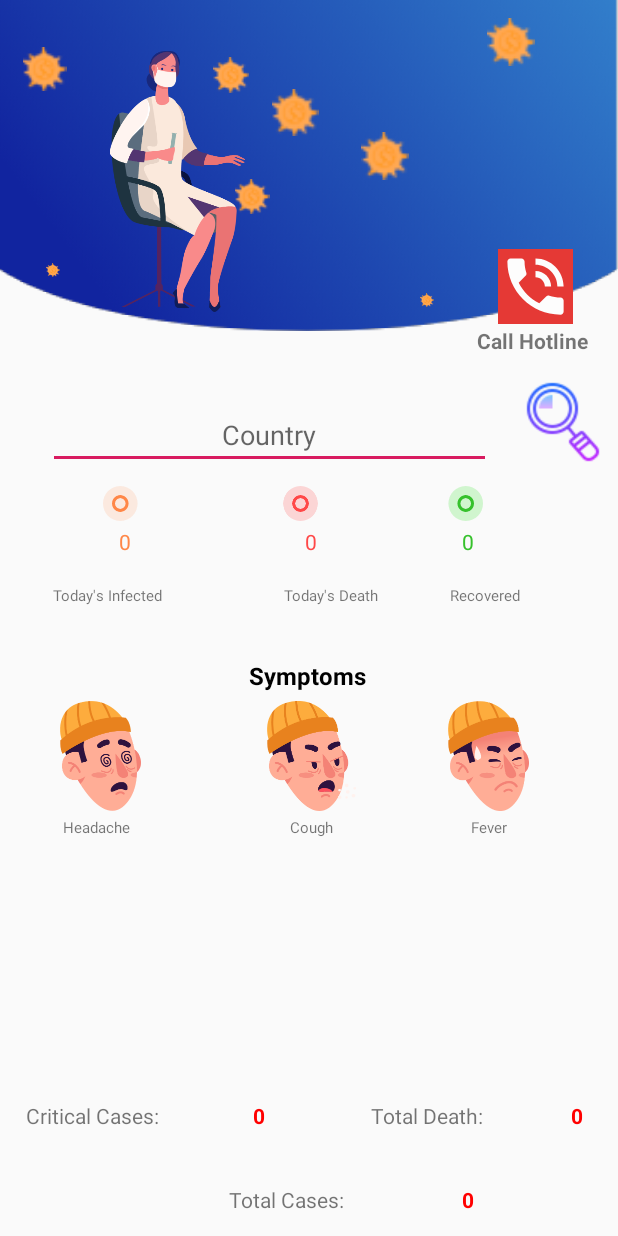
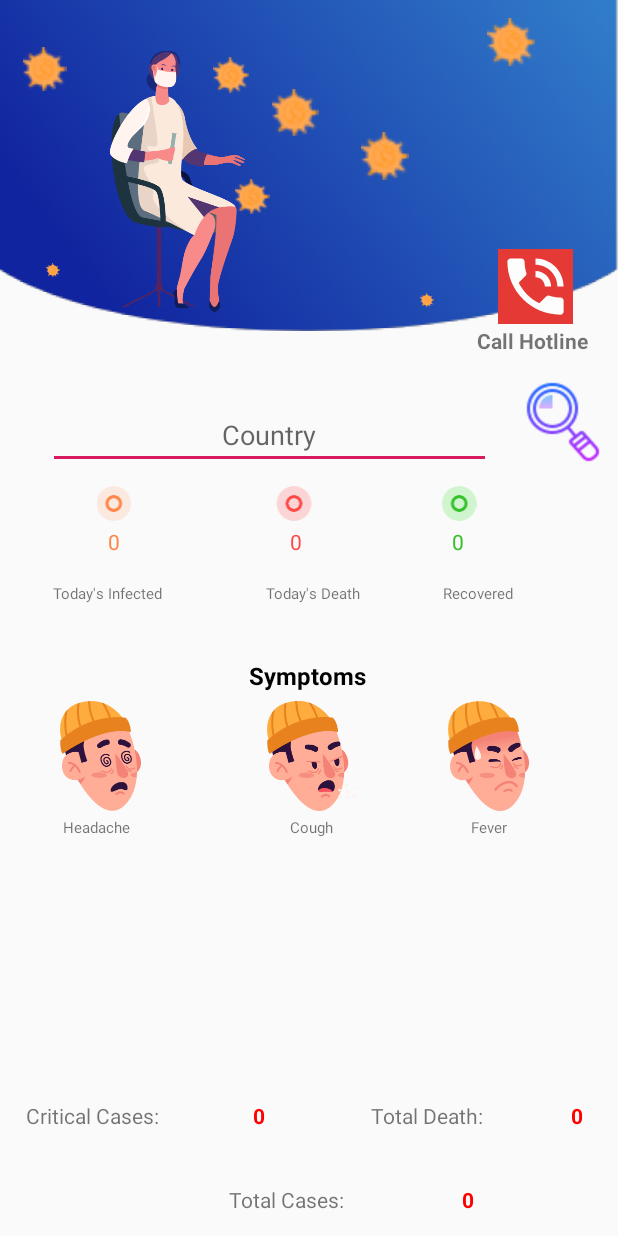
Before and after one commit to tonygms2/Corona-Update, an Android app: the screen it shows after launch (MainActivity), on a phone screen of 412 x 824 dp. Run offline under Robolectric (Android 15) with nearby library versions, the phone set to English and light mode, and no system bars.

Commit message:
fixed allignment

```diff
--- a/CoronaInfoUpdate/app/src/main/res/layout/activity_main.xml
+++ b/CoronaInfoUpdate/app/src/main/res/layout/activity_main.xml
@@ -31,9 +31,9 @@
             android:layout_below="@+id/SearchCountry"
             android:layout_alignParentStart="true"
             android:layout_alignParentEnd="true"
-            android:layout_marginStart="-9dp"
+            android:layout_marginStart="-12dp"
             android:layout_marginTop="11dp"
-            android:layout_marginEnd="12dp"
+            android:layout_marginEnd="18dp"
             app:srcCompat="@drawable/group_381" />
 
         <TextView
@@ -42,10 +42,47 @@
             android:layout_height="wrap_content"
             android:layout_below="@+id/infectedID"
             android:layout_alignParentEnd="true"
-            android:layout_marginTop="19dp"
-            android:layout_marginEnd="65dp"
+            android:layout_marginTop="18dp"
+            android:layout_marginEnd="70dp"
             android:text="Recovered"
-            android:textSize="10dp"/>
+            android:textSize="10dp" />
+
+        <TextView
+            android:id="@+id/infectedText"
+            android:layout_width="wrap_content"
+            android:layout_height="wrap_content"
+            android:layout_below="@+id/infectedID"
+            android:layout_alignParentStart="true"
+            android:layout_marginStart="35dp"
+            android:layout_marginTop="18dp"
+            android:text="Today's Infected"
+            android:textSize="10dp" />
+
+        <TextView
+            android:id="@+id/infectedText2"
+            android:layout_width="wrap_content"
+            android:layout_height="wrap_content"
+            android:layout_below="@+id/infectedID"
+            android:layout_alignParentEnd="true"
+            android:layout_marginTop="18dp"
+            android:layout_marginEnd="172dp"
+            android:text="Today's Death"
+            android:textSize="10dp" />
+
+        <TextView
+            android:id="@+id/infectedID"
+            android:layout_width="wrap_content"
+            android:layout_height="wrap_content"
+            android:layout_below="@+id/imageView2"
+            android:layout_alignParentStart="true"
+            android:layout_alignParentEnd="true"
+            android:layout_marginStart="72dp"
+            android:layout_marginTop="127dp"
+            android:layout_marginEnd="246dp"
+            android:fontFamily="sans-serif"
+            android:text="0"
+            android:textColor="#ff8748"
+            android:textSize="14dp" />
 
         <TextView
             android:id="@+id/deathID"
@@ -54,9 +91,9 @@
             android:layout_below="@+id/imageView2"
             android:layout_alignParentStart="true"
             android:layout_alignParentEnd="true"
-            android:layout_marginStart="203dp"
+            android:layout_marginStart="193dp"
             android:layout_marginTop="127dp"
-            android:layout_marginEnd="123dp"
+            android:layout_marginEnd="133dp"
             android:fontFamily="sans-serif"
             android:lineSpacingExtra="20dp"
             android:text="0"
@@ -70,50 +107,13 @@
             android:layout_below="@+id/imageView2"
             android:layout_alignParentStart="true"
             android:layout_alignParentEnd="true"
-            android:layout_marginStart="308dp"
+            android:layout_marginStart="301dp"
             android:layout_marginTop="127dp"
-            android:layout_marginEnd="10dp"
+            android:layout_marginEnd="17dp"
             android:fontFamily="sans-serif"
             android:lineSpacingExtra="20dp"
             android:text="0"
             android:textColor="#36c12c"
-            android:textSize="14dp" />
-
-        <TextView
-            android:id="@+id/infectedText2"
-            android:layout_width="wrap_content"
-            android:layout_height="wrap_content"
-            android:layout_below="@+id/infectedID"
-            android:layout_alignParentEnd="true"
-            android:layout_marginTop="19dp"
-            android:layout_marginEnd="160dp"
-            android:text="Today's Death"
-            android:textSize="10dp"/>
-
-        <TextView
-            android:id="@+id/infectedText"
-            android:layout_width="wrap_content"
-            android:layout_height="wrap_content"
-            android:layout_below="@+id/infectedID"
-            android:layout_alignParentStart="true"
-            android:layout_marginStart="35dp"
-            android:layout_marginTop="19dp"
-            android:text="Today's Infected"
-            android:textSize="10dp"/>
-
-        <TextView
-            android:id="@+id/infectedID"
-            android:layout_width="wrap_content"
-            android:layout_height="wrap_content"
-            android:layout_below="@+id/imageView2"
-            android:layout_alignParentStart="true"
-            android:layout_alignParentEnd="true"
-            android:layout_marginStart="79dp"
-            android:layout_marginTop="127dp"
-            android:layout_marginEnd="239dp"
-            android:fontFamily="sans-serif"
-            android:text="0"
-            android:textColor="#ff8748"
             android:textSize="14dp" />
 
         <ImageView
```
Also changed, not shown: 1 other file.
